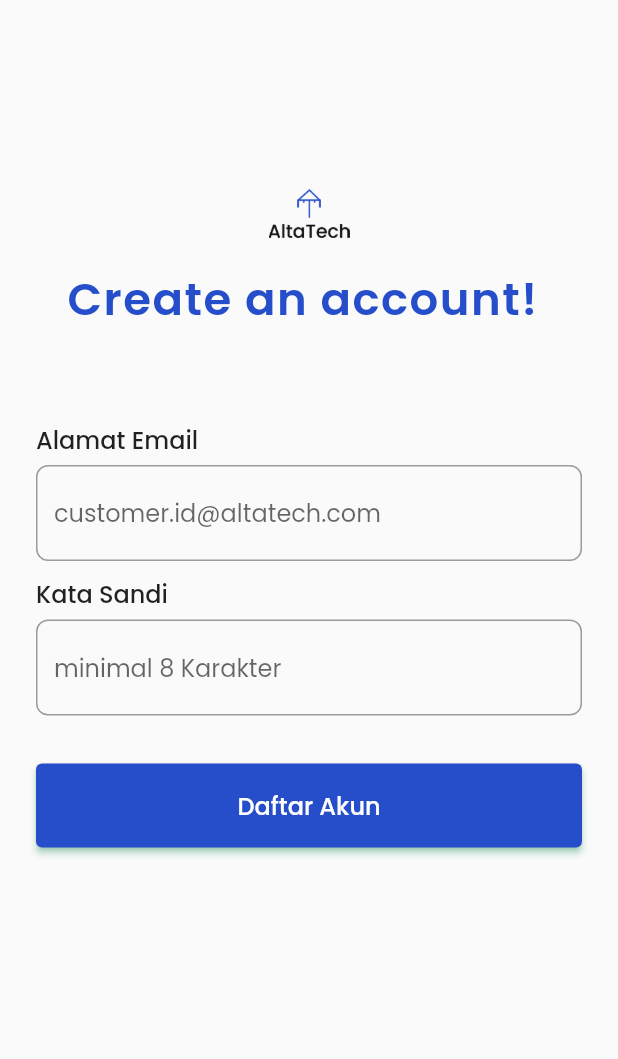
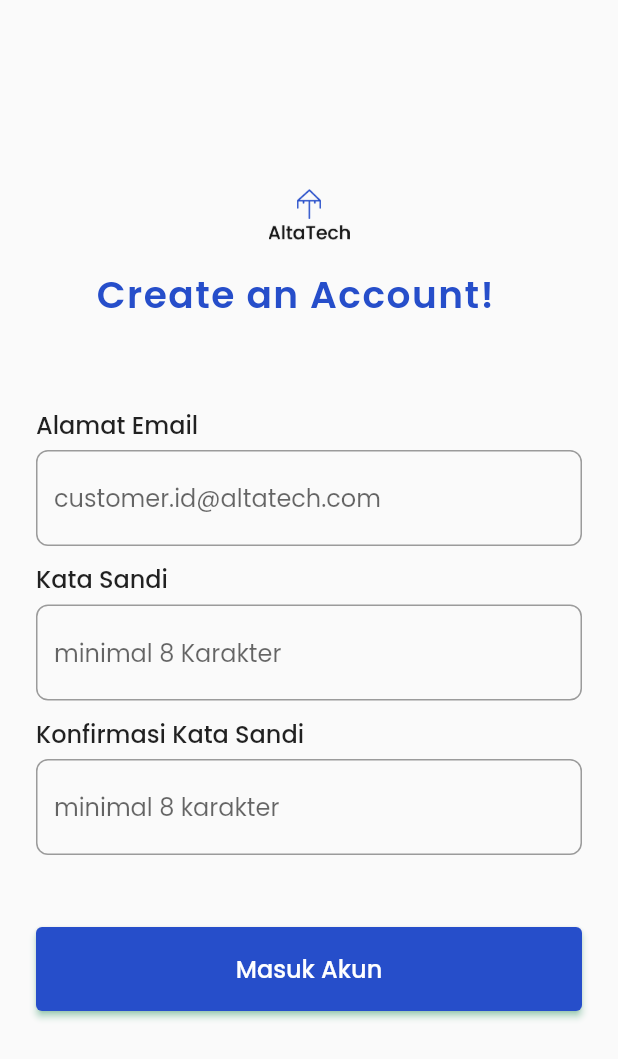
Before and after one commit to Kelompok-17-Capstone/mobile_flutter, a Flutter app: the screen it shows after launch, on a phone screen of 412 x 824 dp. Shown: the top 1059 px of the screen. Run offline on Flutter 3.47's test engine with Material 2 defaults, Android fonts, the light colour scheme and no system bars; our stand-ins replace google_fonts.

Commit message:
buat reusable widget

```diff
--- a/lib/views/login.dart
+++ b/lib/views/login.dart
@@ -1,5 +1,6 @@
 import 'package:flutter/material.dart';
 import 'package:google_fonts/google_fonts.dart';
+import 'package:mobile_flutter/views/reusableWidget.dart';
 
 class login extends StatefulWidget {
   const login({super.key});
@@ -11,6 +12,7 @@ class login extends StatefulWidget {
 class _loginState extends State<login> {
   TextEditingController emailController = TextEditingController();
   TextEditingController passwordController = TextEditingController();
+  TextEditingController passwordConfirmation = TextEditingController();
   @override
   Widget build(BuildContext context) {
     return Scaffold(
@@ -23,32 +25,13 @@ class _loginState extends State<login> {
             Center(
               child: Column(
                 children: [
-                  Container(
-                    height: 19,
-                    width: 24,
-                    child: Image.asset('assets/images/icon.png'),
-                  ),
-                  Container(
-                    width: 54,
-                    height: 18,
-                    child: Image.asset('assets/images/AltaTech.png'),
+                  logoKecil(
                   ),
                   SizedBox(
                     height: 14,
                   ),
-                  Container(
-                    width: 323,
-                    height: 48,
-                    child: Container(
-                      child: Text(
-                        'Create an account!',
-                        style: GoogleFonts.poppins(
-                            fontSize: 30,
-                            letterSpacing: 1,
-                            fontWeight: FontWeight.w600,
-                            color: Color.fromRGBO(38, 78, 202, 1)),
-                      ),
-                    ),
+                  judulAtas(
+                    inputText: 'Create an Account!',
                   ),
                   SizedBox(
                     height: 56,
@@ -116,7 +99,40 @@ class _loginState extends State<login> {
                     ),
                   ),
                   SizedBox(
-                    height: 32,
+                    height: 10,
+                  ),
+                  Container(
+                    child: Row(
+                      children: [
+                        Text(
+                          'Konfirmasi Kata Sandi',
+                          style: GoogleFonts.poppins(
+                            fontWeight: FontWeight.w500,
+                            fontSize: 16,
+                          ),
+                        ),
+                      ],
+                    ),
+                  ),
+                  SizedBox(
+                    height: 5,
+                  ),
+                  Container(
+                    child: TextFormField(
+                      controller: emailController,
+                      decoration: InputDecoration(
+                        hintText: 'minimal 8 karakter',
+                        hintStyle: GoogleFonts.poppins(
+                          fontWeight: FontWeight.w400,
+                          fontSize: 16,
+                        ),
+                        border: OutlineInputBorder(
+                            borderRadius: BorderRadius.circular(8)),
+                      ),
+                    ),
+                  ),
+                  SizedBox(
+                    height: 48,
                   ),
                   Container(
                     child: ElevatedButton(
@@ -124,19 +140,58 @@ class _loginState extends State<login> {
                         primary: Color.fromRGBO(38, 78, 202, 1),
                         onPrimary: Colors.white,
                         shadowColor: Colors.greenAccent,
-
                         minimumSize: Size(380, 56),
                       ),
-                      onPressed: () {},
+                      onPressed: () {
+                        showDialog(
+                            context: context,
+                            builder: (BuildContext context) {
+                              return Dialog(
+                                shape: RoundedRectangleBorder(
+                                    borderRadius: BorderRadius.circular(
+                                        20.0)), //this right here
+                                child: Container(
+                                  height: 200,
+                                  child: Padding(
+                                    padding: const EdgeInsets.all(12.0),
+                                    child: Column(
+                                      children: [
+                                        Center(
+                                          child: AlertDialog(
+                                            title: const Text('Alamat Email Salah'),
+                                            content: const Text('Silahkan coba lagi dan isi dengan alamat email yang benar.'),
+                                          ),
+                                        ),
+                                        SizedBox(
+                                          width: 320.0,
+                                          child: ElevatedButton(
+                                            onPressed: () {
+                                              Navigator.pop(context);
+                                            },
+                                            child: Text(
+                                              "OK",
+                                              style: TextStyle(
+                                                  color: Colors.white),
+                                            ),
+                                          ),
+                                        )
+                                      ],
+                                    ),
+                                  ),
+                                ),
+                              );
+                            });
+                      },
                       child: Text(
-                        'Daftar Akun',
+                        'Masuk Akun',
                         style: GoogleFonts.poppins(
                           fontWeight: FontWeight.w500,
                           fontSize: 16,
                         ),
                       ),
                     ),
-                  )
+                  ),
+
                 ],
               ),
             ),
--- /dev/null
+++ b/lib/views/reusableWidget.dart
@@ -0,0 +1,52 @@
+import 'package:flutter/material.dart';
+import 'package:google_fonts/google_fonts.dart';
+
+class logoKecil extends StatelessWidget {
+  @override
+  Widget build(BuildContext context) {
+    return Center(
+      child: Column(
+        children: [
+          Container(
+            height: 20,
+            width: 24,
+            child: Image.asset('assets/images/icon.png'),
+          ),
+          Container(
+            width: 54,
+            height: 18,
+            child: Image.asset('assets/images/AltaTech.png'),
+          ),
+        ],
+      ),
+    );
+  }
+}
+
+class judulAtas extends StatelessWidget {
+  final String inputText;
+
+  const judulAtas({required this.inputText});
+  @override
+  Widget build(BuildContext context) {
+    return Row(
+      children: [
+        Container(
+          width: 360,
+          // height: 48,
+          padding: EdgeInsets.fromLTRB(40, 0, 52, 0),
+            child:
+            Text(
+                    inputText,
+                    style: GoogleFonts.poppins(
+                        fontSize: 25,
+                        letterSpacing: 1,
+                        fontWeight: FontWeight.w600,
+                        color: Color.fromRGBO(38, 78, 202, 1)),
+                  ),
+                ),
+      ],
+    );
+
+  }
+}
--- a/pubspec.yaml
+++ b/pubspec.yaml
@@ -37,6 +37,8 @@ dependencies:
   # Use with the CupertinoIcons class for iOS style icons.
   cupertino_icons: ^1.0.2
   google_fonts: ^4.0.4
+  http: ^0.13.6
+  shared_preferences: ^2.1.1
 
 dev_dependencies:
   flutter_test:
```
Also changed, not shown: pubspec.lock, 1 other file.
